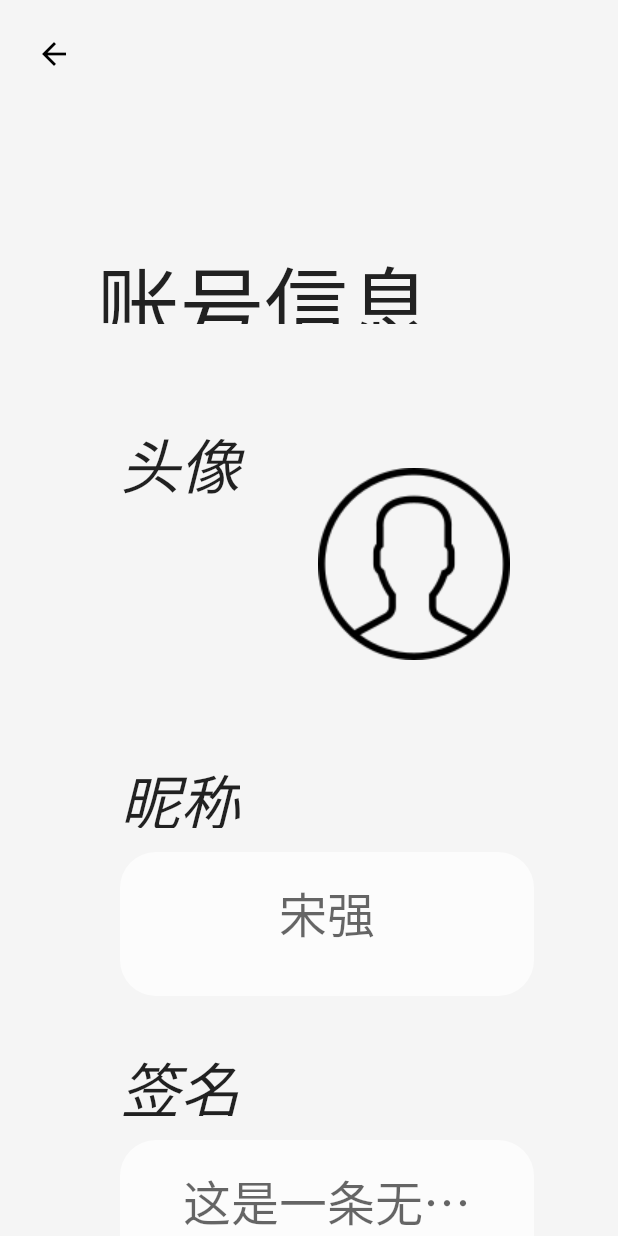
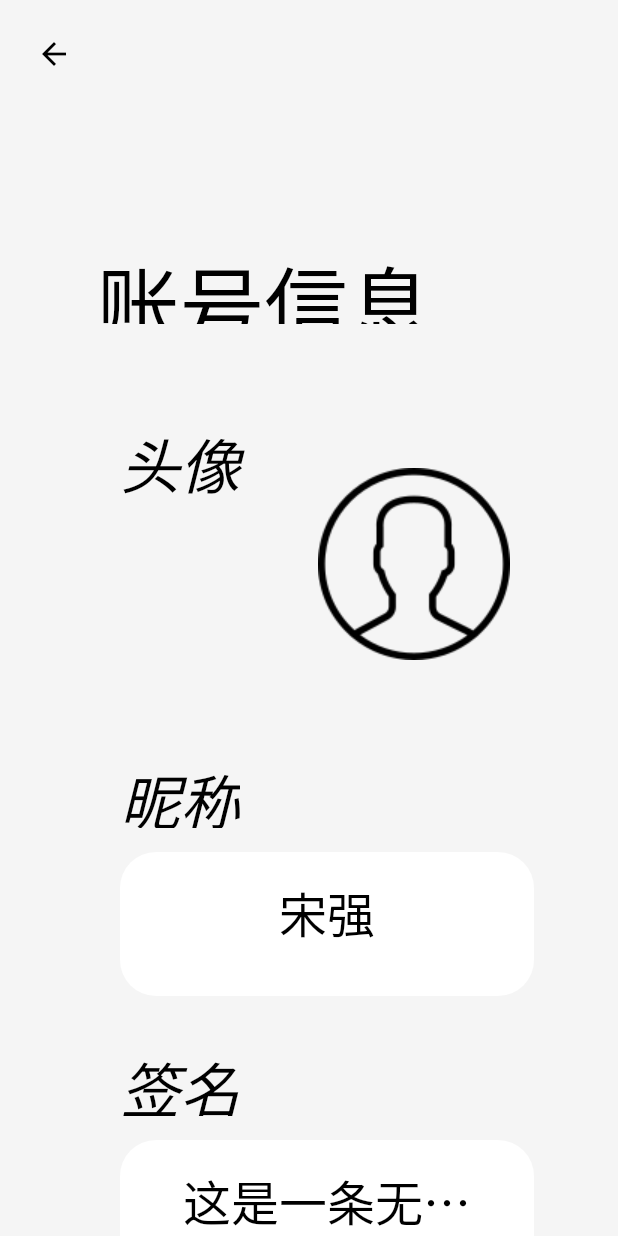
Before and after one commit to cingkwing/ManMan, a Flutter app: the PersonalPage screen opened by its route, after a tap on "账号", on a phone screen of 412 x 824 dp. Run offline on Flutter 3.47's test engine with Material 2 defaults, Android fonts, the phone set to English and light mode, and no system bars; our stand-ins replace flutter_spinkit, shared_preferences; accounts and stored records are empty.

Commit message:
实现了主题更改功能

```diff
--- a/lib/accountPage.dart
+++ b/lib/accountPage.dart
@@ -3,7 +3,6 @@ import 'unify.dart';
 import 'package:demo/util/attribute.dart';
 import 'testDatas.dart';
 
-// TODO：理清数据格式，组件化各条信息
 class AccountPage extends StatelessWidget{
 
   List<Map> _fakeRequest(){
@@ -14,13 +13,12 @@ class AccountPage extends StatelessWidget{
   Widget build(BuildContext context){
     List<Map> _attrs = _fakeRequest();
     return Scaffold(
-      backgroundColor: Colors.grey[100],
 
       appBar: PreferredSize(
         child: Padding(
           padding: EdgeInsets.all(Unify.px(5)),
           child: AppBar(
-            iconTheme: IconThemeData(color: Colors.black),
+            iconTheme: IconThemeData(color: Theme.of(context).accentColor),
             backgroundColor: Colors.transparent,
             elevation: 0,
           ),
@@ -40,7 +38,7 @@ class AccountPage extends StatelessWidget{
                 alignment: Alignment.topLeft,
                 child: Text(
                   '账号信息',
-                  style: TextStyle(fontSize: Unify.px(35)),
+                  style: TextStyle(color: Theme.of(context).accentColor, fontSize: Unify.px(35)),
                 ),
               ),
 
@@ -54,7 +52,7 @@ class AccountPage extends StatelessWidget{
                   children: <Widget>[
                     Container(
                       height: Unify.px(120),
-                      child: Text('头像', style: TextStyle(fontSize: Unify.px(25), fontStyle: FontStyle.italic),)
+                      child: Text('头像', style: TextStyle(color: Theme.of(context).accentColor, fontSize: Unify.px(25), fontStyle: FontStyle.italic),)
                     ),
                     GestureDetector(
                       onTap: (){
@@ -80,9 +78,9 @@ class AccountPage extends StatelessWidget{
                 width: Unify.px(360),
                 height: Unify.px(60),
                 margin: EdgeInsets.fromLTRB(Unify.px(30), Unify.px(50), Unify.px(15), 0),
-                decoration: BoxDecoration(color: Colors.white70 ,borderRadius: BorderRadius.circular(Unify.px(15))),
+                decoration: BoxDecoration(color: Theme.of(context).primaryColor, borderRadius: BorderRadius.circular(Unify.px(15))),
                 child: FlatButton(
-                  child: Text('退出登录', style: TextStyle(fontSize: Unify.px(25))),
+                  child: Text('退出登录', style: TextStyle(color: Theme.of(context).accentColor, fontSize: Unify.px(25))),
                   onPressed: (){
                     Navigator.pushReplacementNamed(context, '/loginPage');
                   },
--- a/lib/discoverPage.dart
+++ b/lib/discoverPage.dart
@@ -49,12 +49,12 @@ class _DiscoverPage extends State<DiscoverPage>{
             elevation: 0,
             title: Text(
               'DISCOVER',
-              style: TextStyle(color: Colors.black, fontSize: Unify.px(40), fontWeight: FontWeight.bold),
+              style: TextStyle(color: Theme.of(context).accentColor, fontSize: Unify.px(40), fontWeight: FontWeight.bold),
             ),
             actions: <Widget>[
               IconButton(
                 padding: EdgeInsets.all(0),
-                color: Colors.black,
+                color: Theme.of(context).accentColor,
                 iconSize: Unify.px(40),
                 icon: Icon(Icons.person),
                 onPressed: (){
--- a/lib/main.dart
+++ b/lib/main.dart
@@ -19,33 +19,33 @@ void main() async{
   runApp(MMapp(await getTheme()));
 }
 
-Future<int> getTheme() async{
+Future<String> getTheme() async{
   SharedPreferences sp = await SharedPreferences.getInstance();
-  int temp = sp.getInt('themeIndex');
+  String temp = sp.getString('theme');
   if(temp != null){
     return temp;
   } else{
-    return 0;
+    return 'Light';
   }
 }
 
 // 漫漫App
 class MMapp extends StatefulWidget{
-  final int themeIndex;
-  MMapp(this.themeIndex);
+  final String theme;
+  MMapp(this.theme);
   @override
-  State<MMapp> createState()=>_MMapp(this.themeIndex);
+  State<MMapp> createState()=>_MMapp(this.theme);
 }
 class _MMapp extends State<MMapp>{
 
-  final int themeIndex;
-  _MMapp(this.themeIndex);
-  static int _themeIndex;
+  final String theme;
+  _MMapp(this.theme);
+  static String _theme;
 
   @override
   void initState(){
     super.initState();
-    _themeIndex = themeIndex;
+    _theme = theme;
   }
 
   @override
@@ -55,22 +55,23 @@ class _MMapp extends State<MMapp>{
 
   changeTheme() async{
     SharedPreferences sp = await SharedPreferences.getInstance();
-    int temp = sp.getInt('themeIndex')==0?1:0;
-    sp.setInt('themeIndex', temp);
+    String temp = sp.getString('theme')=='Light'?'Dark':'Light';
+    sp.setString('theme', temp);
     setState(() {
-      _themeIndex = temp;
+      _theme = temp;
     });
+    print('Theme has changed to $temp!');
   }
 
   @override
   Widget build(BuildContext context){
     return DynamicTheme(
-      theme: _themeIndex,
+      theme: _theme,
       changeTheme: changeTheme,
       child: MaterialApp(
         debugShowCheckedModeBanner: false,
         title: '漫漫',
-        theme: DynamicTheme.themes[_themeIndex],
+        theme: DynamicTheme.themes[_theme],
         home: Scaffold(
           body: HomePage(),
         ),
@@ -110,7 +111,6 @@ class _HomePage extends State<HomePage> {
   @override
   Widget build(BuildContext context){
     return Container(
-      // color: Colors.grey[100],
       padding: EdgeInsets.all(Unify.px(10)),
       child: PageView.builder(
         controller: homePageController,
--- a/lib/personalPage.dart
+++ b/lib/personalPage.dart
@@ -6,23 +6,23 @@ class PersonalPage extends StatelessWidget{
 
   // Datas for debug
   static List<Map> _choices = [
-    {'title': '账号', 'route': '/accountPage', 'icon': Icon(Icons.create, size: Unify.px(40))},
-    {'title': '动态', 'route': '/recordPage', 'icon': Icon(Icons.reorder, size: Unify.px(40),)},
-    {'title': '漫币', 'route': '/walletPage', 'icon': Icon(Icons.account_balance_wallet, size: Unify.px(40))},
-    {'title': '设置', 'route': '/settingsPage', 'icon': Icon(Icons.settings, size: Unify.px(40),)},
+    {'title': '账号', 'route': '/accountPage', 'icon': Icons.create},
+    {'title': '动态', 'route': '/recordPage', 'icon': Icons.reorder},
+    {'title': '漫币', 'route': '/walletPage', 'icon': Icons.account_balance_wallet},
+    {'title': '设置', 'route': '/settingsPage', 'icon': Icons.settings},
   ];
 
   @override
   Widget build(BuildContext context){
     return Scaffold(
-      backgroundColor: Colors.grey[100],
+      backgroundColor: Theme.of(context).scaffoldBackgroundColor,
 
       // 标题栏
       appBar: PreferredSize(
         child: Padding(
           padding: EdgeInsets.all(Unify.px(5)),
           child: AppBar(
-            iconTheme: IconThemeData(color: Colors.black),
+            iconTheme: IconThemeData(color: Theme.of(context).accentColor),
             backgroundColor: Colors.transparent,
             elevation: 0,
           ),
@@ -43,7 +43,6 @@ class PersonalPage extends StatelessWidget{
               },
               child: Container(
                 height: Unify.px(350),
-                // decoration: BoxDecoration(border: Border.all(color: Colors.black, width: 1)),
                 child: Center(
                   child: Container(
                     height: Unify.px(200),
@@ -60,7 +59,7 @@ class PersonalPage extends StatelessWidget{
                           textAlign: TextAlign.center,
                           text:TextSpan(
                             text: '登录/注册\n',
-                            style: TextStyle(color: Colors.black, fontSize: Unify.px(30), fontWeight: FontWeight.bold),
+                            style: TextStyle(color: Theme.of(context).accentColor, fontSize: Unify.px(30), fontWeight: FontWeight.bold),
                             children: <TextSpan>[
                               TextSpan(
                                 text: '打开属于你的个人空间',
@@ -78,7 +77,6 @@ class PersonalPage extends StatelessWidget{
 
             // 选项
             Container(
-              // decoration: BoxDecoration(border: Border.all(color: Colors.black, width: Unify.px(1))),
               padding: EdgeInsets.all(Unify.px(10)),
               child: Column(
                 children: <Widget>[
--- a/lib/theme.dart
+++ b/lib/theme.dart
@@ -2,19 +2,27 @@ import 'package:flutter/material.dart';
 
 class DynamicTheme extends InheritedWidget{
 
-  static List<ThemeData> themes = [
+  static Map themes = {
     // Light主题
-    ThemeData(
+    'Light': ThemeData(
       primaryColor: Colors.white,
+      accentColor: Colors.black,
+      canvasColor: Colors.white70,
+      primaryColorDark: Colors.white70,
+      primaryColorLight: Colors.grey,
       scaffoldBackgroundColor: Colors.grey[100],
     ),
     // Dark主题
-    ThemeData(
+    'Dark': ThemeData(
       primaryColor: Colors.black,
-      scaffoldBackgroundColor: Colors.grey[100],
+      accentColor: Colors.white,
+      canvasColor: Colors.black,
+      primaryColorDark: Colors.white,
+      primaryColorLight: Colors.grey,
+      scaffoldBackgroundColor: Color.fromRGBO(50, 50, 50, 1.0),
     ),
-  ];
-  final int theme;
+  };
+  final String theme;
   final Function() changeTheme;
 
   DynamicTheme({
--- a/lib/util/attribute.dart
+++ b/lib/util/attribute.dart
@@ -31,20 +31,21 @@ class Attribute extends StatelessWidget{
           Container(
             alignment: Alignment.topLeft,
             height: Unify.px(30),
-            child: Text(title, style: TextStyle(fontSize: Unify.px(25), fontStyle: FontStyle.italic),),
+            child: Text(title, style: TextStyle(color: Theme.of(context).accentColor, fontSize: Unify.px(25), fontStyle: FontStyle.italic),),
           ),
           Padding(
             padding: EdgeInsets.only(top: Unify.px(10)),
             child: Container(
               width: Unify.px(360),
               height: Unify.px(60),
-              decoration: BoxDecoration(color: Colors.white70 ,borderRadius: BorderRadius.circular(Unify.px(15))),
+              decoration: BoxDecoration(color: Theme.of(context).primaryColor ,borderRadius: BorderRadius.circular(Unify.px(15))),
               child: TextField(
                 style: TextStyle(fontSize: Unify.px(20)),
                 inputFormatters: format,
                 textAlign: TextAlign.center,
                 decoration: InputDecoration(
                   hintText: value,
+                  hintStyle: TextStyle(color: Theme.of(context).accentColor),
                   contentPadding: EdgeInsets.all(Unify.px(20)),
                   disabledBorder: InputBorder.none,
                   enabledBorder: InputBorder.none,
--- a/lib/util/rectChoice.dart
+++ b/lib/util/rectChoice.dart
@@ -16,7 +16,6 @@ class RectChoice extends StatelessWidget{
       child: Container(
         width: Unify.px(215),
         height: Unify.px(250),
-        // decoration: BoxDecoration(border: Border.all(color: Colors.black, width: Unify.px(1))),
         child: Column(
           children: <Widget>[
 
@@ -27,7 +26,7 @@ class RectChoice extends StatelessWidget{
               padding: EdgeInsets.only(left: Unify.px(15)),
               child: Text(
                 details['title'],
-                style: TextStyle(color: Colors.black54, fontSize: Unify.px(25), fontWeight: FontWeight.bold),
+                style: TextStyle(color: Theme.of(context).primaryColorLight, fontSize: Unify.px(25), fontWeight: FontWeight.bold),
               ),
             ),
 
@@ -37,10 +36,12 @@ class RectChoice extends StatelessWidget{
               width: Unify.px(215),
               height: Unify.px(195),
               decoration: BoxDecoration(
-                color: Colors.grey[200],
+                color: Theme.of(context).primaryColor,
                 borderRadius: BorderRadius.circular(Unify.px(15))
               ),
-              child: Center(child: details['icon']),
+              child: Center(
+                child: Icon(details['icon'], size: Unify.px(40), color: Theme.of(context).accentColor)
+              ),
             ),
 
           ],
--- a/lib/util/resultItem.dart
+++ b/lib/util/resultItem.dart
@@ -25,7 +25,7 @@ class ResultItem extends StatelessWidget{
             child: RichText(
               text: TextSpan(
                 text: _comic['title']+'\n',
-                style: TextStyle(color: Colors.black, fontSize: Unify.px(25)),
+                style: TextStyle(color: Theme.of(context).accentColor, fontSize: Unify.px(25)),
                 children: <TextSpan>[
                   TextSpan(text: _comic['brief'], style: TextStyle(fontSize: Unify.px(15)))
                 ]
--- a/lib/util/searchBar.dart
+++ b/lib/util/searchBar.dart
@@ -18,8 +18,7 @@ class SearchBar extends StatelessWidget{
           margin: EdgeInsets.fromLTRB(Unify.px(15), Unify.px(15), Unify.px(15), Unify.px(10)),
           padding: EdgeInsets.only(left: Unify.px(10)),
           decoration: BoxDecoration(
-            // border: Border.all(color: Colors.grey, width: Unify.px(1)),
-            color: Colors.white70,
+            color: Theme.of(context).primaryColorDark,
             borderRadius: BorderRadius.circular(Unify.px(25))
           ),
           child: Icon(Icons.search),
```
Also changed, not shown: lib/recordPage.dart (+5 -7 lines), lib/searchPage.dart (+9 -9 lines), lib/settingsPage.dart (+11 -31 lines), lib/shelfPage.dart (+3 -4 lines), lib/spare.txt (+20 -28 lines), lib/util/rankList.dart (+6 -6 lines), lib/util/recommendBanner.dart (+5 -2 lines), lib/util/settingsChoice.dart (added, +98 -0 lines), lib/util/shelfList.dart (+16 -4 lines), lib/walletPage.dart (+4 -5 lines).
